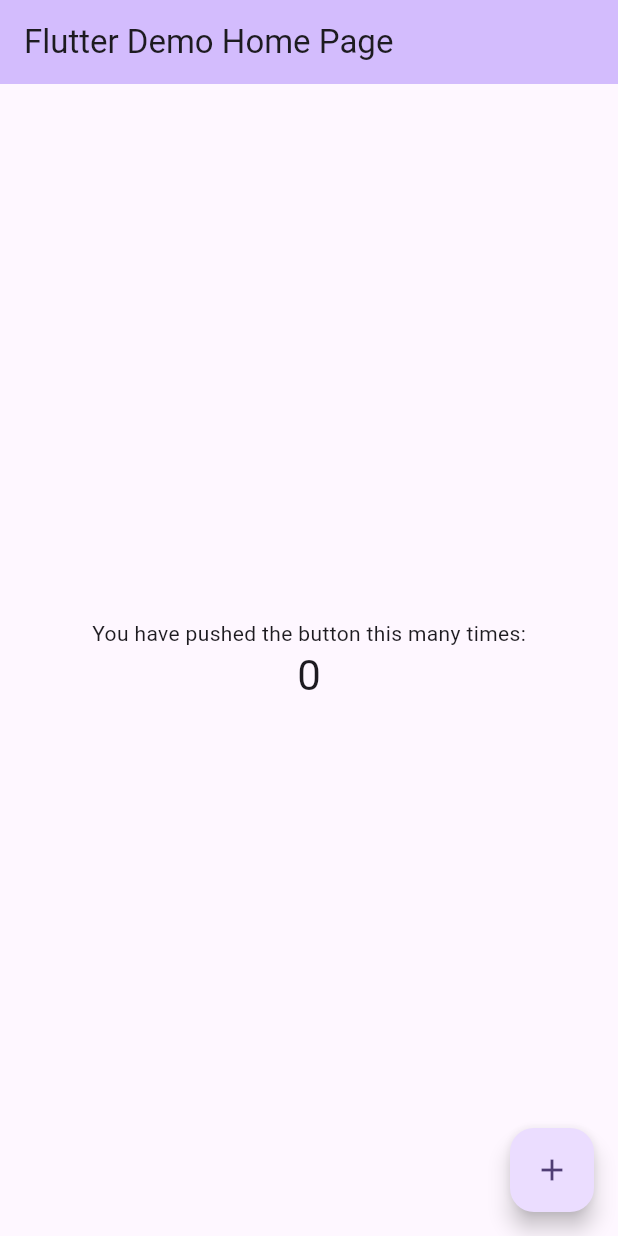
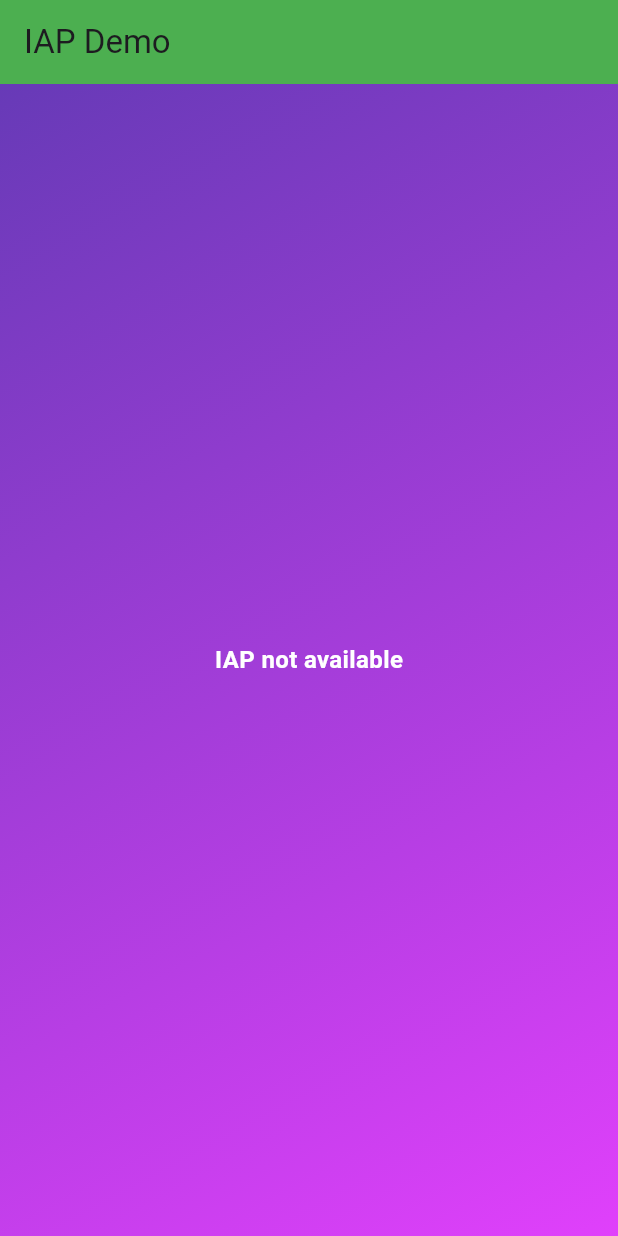
Before and after one commit to Nahin-CDR/OnlinePayment, a Flutter app: the screen it shows after launch, on a phone screen of 412 x 824 dp. Run offline on Flutter 3.47's test engine with Material 3 defaults, Android fonts, the phone set to English and light mode, and no system bars; our stand-ins replace in_app_purchase.

Commit message:
google in app purchase working

```diff
--- /dev/null
+++ b/lib/googlePay/home.dart
@@ -0,0 +1,123 @@
+import 'package:flutter/material.dart';
+import 'package:in_app_purchase/in_app_purchase.dart';
+
+class PurchaseScreen extends StatefulWidget {
+  const PurchaseScreen({super.key});
+
+  @override
+  State<StatefulWidget> createState() => _PurchaseScreenState();
+}
+
+class _PurchaseScreenState extends State<PurchaseScreen> {
+  final InAppPurchase _iap = InAppPurchase.instance;
+  List<ProductDetails> _products = [];
+  bool _isAvailable = false;
+  bool _loading = true;
+
+  @override
+  void initState() {
+    super.initState();
+    _initialize();
+  }
+
+  Future<void> _initialize() async {
+    _isAvailable = await _iap.isAvailable();
+    if (_isAvailable) {
+      await _loadProducts();
+    }
+    setState(() {
+      _loading = false;
+    });
+  }
+
+  Future<void> _loadProducts() async {
+    const Set<String> kIds = {'test.coins100'}; // Your product ID
+    final ProductDetailsResponse response = await _iap.queryProductDetails(kIds);
+    if (response.productDetails.isNotEmpty) {
+      setState(() {
+        _products = response.productDetails;
+      });
+    }
+  }
+
+  void _purchaseProduct(ProductDetails product) {
+    final PurchaseParam purchaseParam = PurchaseParam(productDetails: product);
+    _iap.buyConsumable(purchaseParam: purchaseParam);
+  }
+
+  @override
+  Widget build(BuildContext context) {
+    return Scaffold(
+      appBar: AppBar(
+        title: const Text("IAP Demo"),
+        backgroundColor: Colors.green,
+      ),
+      body: Container(
+        decoration: const BoxDecoration(
+          gradient: LinearGradient(
+            colors: [Colors.deepPurple, Colors.purpleAccent],
+            begin: Alignment.topLeft,
+            end: Alignment.bottomRight,
+          ),
+        ),
+        child: _loading
+            ? const Center(child: CircularProgressIndicator())
+            : Center(
+          child: _isAvailable
+              ? _products.isNotEmpty
+              ? ListView.builder(
+            padding: const EdgeInsets.all(16),
+            itemCount: _products.length,
+            itemBuilder: (context, index) {
+              final product = _products[index];
+              return Card(
+                margin: const EdgeInsets.symmetric(vertical: 8),
+                shape: RoundedRectangleBorder(
+                  borderRadius: BorderRadius.circular(12),
+                ),
+                elevation: 4,
+                child: ListTile(
+                  contentPadding: const EdgeInsets.all(16),
+                  title: Text(
+                    product.title,
+                    style: const TextStyle(
+                        fontWeight: FontWeight.bold,
+                        fontSize: 18),
+                  ),
+                  subtitle: Padding(
+                    padding: const EdgeInsets.only(top: 8.0),
+                    child: Text(product.description),
+                  ),
+                  trailing: ElevatedButton(
+                    style: ElevatedButton.styleFrom(
+                      backgroundColor: Colors.green,
+                      shape: RoundedRectangleBorder(
+                        borderRadius: BorderRadius.circular(8),
+                      ),
+                    ),
+                    onPressed: () => _purchaseProduct(product),
+                    child: Text("Buy ${product.price}"),
+                  ),
+                ),
+              );
+            },
+          )
+              : const Text(
+            "No products found",
+            style: TextStyle(
+                color: Colors.white,
+                fontSize: 16,
+                fontWeight: FontWeight.bold),
+          )
+              : const Text(
+            "IAP not available",
+            style: TextStyle(
+                color: Colors.white,
+                fontSize: 16,
+                fontWeight: FontWeight.bold),
+          ),
+        ),
+      ),
+    );
+  }
+}
--- a/lib/main.dart
+++ b/lib/main.dart
@@ -1,4 +1,5 @@
 import 'package:flutter/material.dart';
+import 'package:payments/googlePay/home.dart';
 
 void main() {
   runApp(const MyApp());
@@ -11,115 +12,12 @@ class MyApp extends StatelessWidget {
   @override
   Widget build(BuildContext context) {
     return MaterialApp(
-      title: 'Flutter Demo',
+      title: 'Demo Payment',
       theme: ThemeData(
-        // This is the theme of your application.
-        //
-        // TRY THIS: Try running your application with "flutter run". You'll see
-        // the application has a purple toolbar. Then, without quitting the app,
-        // try changing the seedColor in the colorScheme below to Colors.green
-        // and then invoke "hot reload" (save your changes or press the "hot
-        // reload" button in a Flutter-supported IDE, or press "r" if you used
-        // the command line to start the app).
-        //
-        // Notice that the counter didn't reset back to zero; the application
-        // state is not lost during the reload. To reset the state, use hot
-        // restart instead.
-        //
-        // This works for code too, not just values: Most code changes can be
-        // tested with just a hot reload.
-        colorScheme: ColorScheme.fromSeed(seedColor: Colors.deepPurple),
+       // colorScheme: ColorScheme.fromSeed(seedColor: Colors.white),
         useMaterial3: true,
       ),
-      home: const MyHomePage(title: 'Flutter Demo Home Page'),
+      home: PurchaseScreen(),
     );
   }
 }
-
-class MyHomePage extends StatefulWidget {
-  const MyHomePage({super.key, required this.title});
-
-  // This widget is the home page of your application. It is stateful, meaning
-  // that it has a State object (defined below) that contains fields that affect
-  // how it looks.
-
-  // This class is the configuration for the state. It holds the values (in this
-  // case the title) provided by the parent (in this case the App widget) and
-  // used by the build method of the State. Fields in a Widget subclass are
-  // always marked "final".
-
-  final String title;
-
-  @override
-  State<MyHomePage> createState() => _MyHomePageState();
-}
-
-class _MyHomePageState extends State<MyHomePage> {
-  int _counter = 0;
-
-  void _incrementCounter() {
-    setState(() {
-      // This call to setState tells the Flutter framework that something has
-      // changed in this State, which causes it to rerun the build method below
-      // so that the display can reflect the updated values. If we changed
-      // _counter without calling setState(), then the build method would not be
-      // called again, and so nothing would appear to happen.
-      _counter++;
-    });
-  }
-
-  @override
-  Widget build(BuildContext context) {
-    // This method is rerun every time setState is called, for instance as done
-    // by the _incrementCounter method above.
-    //
-    // The Flutter framework has been optimized to make rerunning build methods
-    // fast, so that you can just rebuild anything that needs updating rather
-    // than having to individually change instances of widgets.
-    return Scaffold(
-      appBar: AppBar(
-        // TRY THIS: Try changing the color here to a specific color (to
-        // Colors.amber, perhaps?) and trigger a hot reload to see the AppBar
-        // change color while the other colors stay the same.
-        backgroundColor: Theme.of(context).colorScheme.inversePrimary,
-        // Here we take the value from the MyHomePage object that was created by
-        // the App.build method, and use it to set our appbar title.
-        title: Text(widget.title),
-      ),
-      body: Center(
-        // Center is a layout widget. It takes a single child and positions it
-        // in the middle of the parent.
-        child: Column(
-          // Column is also a layout widget. It takes a list of children and
-          // arranges them vertically. By default, it sizes itself to fit its
-          // children horizontally, and tries to be as tall as its parent.
-          //
-          // Column has various properties to control how it sizes itself and
-          // how it positions its children. Here we use mainAxisAlignment to
-          // center the children vertically; the main axis here is the vertical
-          // axis because Columns are vertical (the cross axis would be
-          // horizontal).
-          //
-          // TRY THIS: Invoke "debug painting" (choose the "Toggle Debug Paint"
-          // action in the IDE, or press "p" in the console), to see the
-          // wireframe for each widget.
-          mainAxisAlignment: MainAxisAlignment.center,
-          children: <Widget>[
-            const Text(
-              'You have pushed the button this many times:',
-            ),
-            Text(
-              '$_counter',
-              style: Theme.of(context).textTheme.headlineMedium,
-            ),
-          ],
-        ),
-      ),
-      floatingActionButton: FloatingActionButton(
-        onPressed: _incrementCounter,
-        tooltip: 'Increment',
-        child: const Icon(Icons.add),
-      ), // This trailing comma makes auto-formatting nicer for build methods.
-    );
-  }
-}
--- a/pubspec.yaml
+++ b/pubspec.yaml
@@ -16,7 +16,7 @@ publish_to: 'none' # Remove this line if you wish to publish to pub.dev
 # https://developer.apple.com/library/archive/documentation/General/Reference/InfoPlistKeyReference/Articles/CoreFoundationKeys.html
 # In Windows, build-name is used as the major, minor, and patch parts
 # of the product and file versions while build-number is used as the build suffix.
-version: 1.0.0+1
+version: 1.0.0+2
 
 environment:
   sdk: ^3.6.0
@@ -34,6 +34,7 @@ dependencies:
   # The following adds the Cupertino Icons font to your application.
   # Use with the CupertinoIcons class for iOS style icons.
   cupertino_icons: ^1.0.8
+  in_app_purchase: ^3.2.1
 
 dev_dependencies:
   flutter_test:
```
Also changed, not shown: pubspec.lock, 5 other files.
